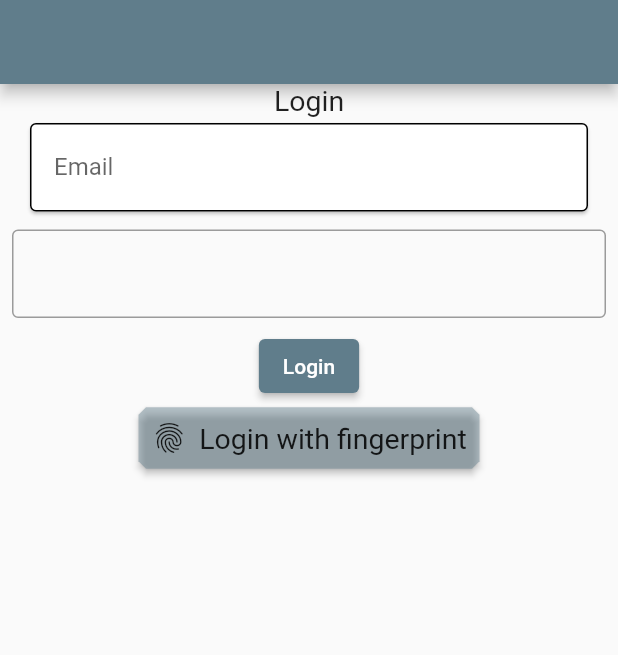
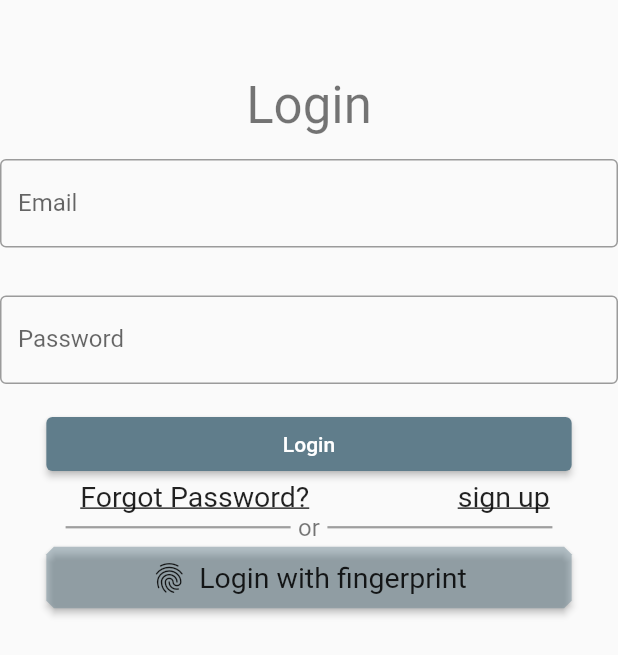
Before and after one commit to EngAddow/credentials-management, a Flutter app: the screen it shows after launch, on a phone screen of 412 x 824 dp. Shown: the top 655 px of the screen. Run offline on Flutter 3.47's test engine with Material 2 defaults, Android fonts, the phone set to English and light mode, and no system bars; our stand-ins replace bloc, equatable, flutter_bloc, flutter_secure_storage, local_auth; Roboto replaces fonts that are missing (Georgia, Hind).

Commit message:
signup complete, extracted the app textfields into sharedseperate textfield.

```diff
--- a/lib/main.dart
+++ b/lib/main.dart
@@ -45,6 +45,7 @@ class CredentialsManagementApp extends StatelessWidget {
   @override
   Widget build(BuildContext context) {
     return MaterialApp(
+      debugShowCheckedModeBanner:false ,
       title: 'Credentials management app.',
       theme: ThemeData(
         primarySwatch: Colors.blueGrey,
@@ -58,6 +59,7 @@ class CredentialsManagementApp extends StatelessWidget {
           headline1: TextStyle(fontSize: 72.0, fontWeight: FontWeight.bold),
           headline6: TextStyle(fontSize: 36.0, fontStyle: FontStyle.italic),
           bodyText2: TextStyle(fontSize: 19.0, fontFamily: 'Hind'),
+           caption: TextStyle(fontSize: 16.0)
         ),
 
         visualDensity: VisualDensity.adaptivePlatformDensity,
--- a/lib/src/blocs/login/login_bloc.dart
+++ b/lib/src/blocs/login/login_bloc.dart
@@ -36,6 +36,11 @@ class LoginBloc extends Bloc<LoginEvent, LoginState> {
     } catch (error) {
       yield LoginFailed(message: error.toString());
     }
+    }else if(event is LoginWithFingerprint){
+  authenticationBloc.add(LoggedIn('${event.authenticated}'));
+
     }
+
   }
+
 }
--- a/lib/src/blocs/login/login_event.dart
+++ b/lib/src/blocs/login/login_event.dart
@@ -10,3 +10,11 @@ class LoginWithEmailAndPassword extends LoginEvent {
   List<Object> get props => [email,password];
 
 }
+class LoginWithFingerprint extends LoginEvent {
+  final bool authenticated;
+
+  LoginWithFingerprint({this.authenticated});
+  @override
+  List<Object> get props => [authenticated];
+
+}
--- /dev/null
+++ b/lib/src/blocs/signup/signup_bloc.dart
@@ -0,0 +1,38 @@
+import 'dart:async';
+import 'dart:developer';
+import 'package:flutter/foundation.dart';
+import 'package:bloc/bloc.dart';
+import 'package:equatable/equatable.dart';
+import 'package:flutter_app/src/blocs/auth/auth_bloc.dart';
+import 'package:flutter_app/src/services/repositories/user_repository.dart';
+
+part 'signup_event.dart';
+part 'signup_state.dart';
+
+class SignupBloc extends Bloc<SignupEvent, SignupState> {
+  SignupBloc({
+    @required this.authenticationBloc,
+    @required this.userRepository,
+    }
+  ) :assert(authenticationBloc!=null),
+      assert(userRepository!=null),
+   super(SignupInitial());
+final AuthenticationBloc authenticationBloc;
+final UserRepository userRepository;
+  @override
+  Stream<SignupState> mapEventToState(
+    SignupEvent event,
+  ) async* {
+   if(event is Signup){
+     yield SignupInProgress();
+     try {
+       final token = await userRepository.signUp(name: event.name, email: event.email, password: event.password);
+      authenticationBloc.add(LoggedIn(token));
+    log(token);
+    yield SignupSuccess();
+     } catch (error) {
+       log(error.toString());
+     }
+   }
+  }
+}
--- /dev/null
+++ b/lib/src/blocs/signup/signup_event.dart
@@ -0,0 +1,17 @@
+part of 'signup_bloc.dart';
+
+abstract class SignupEvent extends Equatable {
+  const SignupEvent();
+
+  @override
+  List<Object> get props => [];
+}
+class Signup extends SignupEvent {
+  final String name;
+  final String email;
+  final String password;
+
+  const Signup( {@required this.name,@required this.email,@required this.password});
+    @override
+  List<Object> get props => [email,password];
+}
--- /dev/null
+++ b/lib/src/blocs/signup/signup_state.dart
@@ -0,0 +1,16 @@
+part of 'signup_bloc.dart';
+
+abstract class SignupState extends Equatable {
+  const SignupState();
+
+  @override
+  List<Object> get props => [];
+}
+
+class SignupInitial extends SignupState {}
+class SignupInProgress extends SignupState {
+
+}
+class SignupSuccess extends SignupState {
+
+}
--- a/lib/src/services/repositories/user_repository.dart
+++ b/lib/src/services/repositories/user_repository.dart
@@ -16,6 +16,7 @@ class UserRepository {
     @required String email,
     @required String password,
   }) async {
+    TODO://Register the user then signin and return token
     return Future.delayed(const Duration(seconds: 1), () => email + password);
   }
 
--- a/lib/src/ui/screens/login_screen.dart
+++ b/lib/src/ui/screens/login_screen.dart
@@ -1,8 +1,13 @@
 import 'dart:developer';
 
 import 'package:flutter/material.dart';
+import 'package:flutter_app/src/blocs/auth/auth_bloc.dart';
 import 'package:flutter_app/src/blocs/login/login_bloc.dart';
+import 'package:flutter_app/src/blocs/signup/signup_bloc.dart';
 import 'package:flutter_app/src/common/utils.dart';
+import 'package:flutter_app/src/services/repositories/user_repository.dart';
+import 'package:flutter_app/src/ui/screens/signup_screen.dart';
+import 'package:flutter_app/src/ui/widgets/app_textfield.dart';
 import 'package:flutter_app/src/ui/widgets/raised_button_icon.dart';
 import 'package:flutter_bloc/flutter_bloc.dart';
 import 'package:local_auth/local_auth.dart';
@@ -13,140 +18,110 @@ class LoginScreen extends StatefulWidget {
 }
 
 class _LoginScreenState extends State<LoginScreen> {
-  final GlobalKey<__CredentialsTextFieldState> _emailKey = GlobalKey();
+
+  final GlobalKey<FormState> _formKey = GlobalKey();
+
+
+  final TextEditingController _emailController = TextEditingController();
+  final TextEditingController _passwordController = TextEditingController();
+
   @override
   Widget build(BuildContext context) {
     return Scaffold(
-      appBar: AppBar(),
-      body: Column(
+      body: SingleChildScrollView(
+        child: Column(
+          mainAxisAlignment: MainAxisAlignment.spaceAround,
           children: [
+            const SizedBox(height: 50),
+            Text('Login',style: Theme.of(context).textTheme.headline4),
             Form(
               key: _formKey,
               autovalidateMode: AutovalidateMode.onUserInteraction,
               child: Column(
                 children: <Widget>[
-                const Text('Login'),
-                // _buildEmailField(),
-                _CredentialsTextField(
-                  key: _emailKey,
+                  AppTextField(
                     controller: _emailController,
                     hint: 'Email',
                     validator: Utils.isEmail,
                     keyboard: TextInputType.emailAddress,
                   ),
-                _buildPasswordField(),
+                   AppTextField(
+                    controller: _passwordController,
+                    hint: 'Password',
+                    validator: Utils.isNotEmpty,
+                     keyboard: TextInputType.visiblePassword,
+                    isPassword: true,
+                  ),
                   BlocConsumer<LoginBloc, LoginState>(
                     cubit: context.read<LoginBloc>(),
                     builder: (context, state) {
-                    return ElevatedButton(
+                      return FractionallySizedBox(
+                        widthFactor: 0.85,
+                        child: ElevatedButton(
                           onPressed: _validateAndLogin,
                           child: state is LoginIsInProgress
                               ? const CircularProgressIndicator()
                               : const Text('Login'),
+                        ),
                       );
                     },
                     listener: (context, state) {
                       if (state is LoginSucces) {
-                      // Navigator.maybePop(context2);
+                        //login success
                       }
                     },
+                  ),
+                  Row(
+                    mainAxisAlignment: MainAxisAlignment.spaceAround,
+                    children: [
+                              InkWell(
+                        onTap: _forgotPassword,
+                        child:const Padding(
+                          padding:  EdgeInsets.only(left:8.0),
+                          child:  Text('Forgot Password?',
+                          style: TextStyle(decoration: TextDecoration.underline,),
+                          ),
+                        ),
+                        ),
+                      InkWell(
+                        onTap: _signup,
+                        child:const Padding(
+                          padding:  EdgeInsets.only(left:8.0),
+                          child:  Text('sign up',
+                          style: TextStyle(decoration: TextDecoration.underline,),
+                          ),
+                        ),
+                        ),
+                    ],
+                  )
+                ],
+              ),
+            ),
+            Row(mainAxisAlignment: MainAxisAlignment.center,
+              children: [
+                Container(width: 150,color: Colors.grey,height: 1.5,margin: const EdgeInsets.only(right: 5),),
+                  Text('or',style:Theme.of(context).textTheme.caption),
+                Container(width: 150,color: Colors.grey,height: 1.5,margin: const EdgeInsets.only(left: 5),),
+
+              ],
+            ),
+            FractionallySizedBox(
+              widthFactor: 0.85,
+              child: RaisedButtonIcon(
+                onPressed: _fingerprint,
+                icon: Icons.fingerprint,
+                label: 'Login with fingerprint',
+              ),
             ),
           ],
         ),
       ),
-          RaisedButtonIcon(
-            onPressed: _fingerprint,
-            icon: Icons.fingerprint,
-            label: 'Login with fingerprint',
-          ),
-          // RaisedButtonIcon(
-          //   onPressed: _showModal,
-          //   icon: Icons.person,
-          //   label: 'Login with email and password',
-          // ),
-        ],
-      ),
     );
   }
 
-  final GlobalKey<FormState> _formKey = GlobalKey();
 
-  void _showModal() {
-    showModalBottomSheet<void>(
-      isScrollControlled: true,
-      shape: BeveledRectangleBorder(borderRadius: BorderRadius.circular(8.0)),
-      backgroundColor: Theme.of(context)
-          .copyWith(backgroundColor: Colors.grey[400])
-          .backgroundColor,
-      context: context,
-      enableDrag: true,
-      builder: (BuildContext context2) {
-        return Padding(
-          padding: MediaQuery.of(context).viewInsets,
-          child: Form(
-            key: _formKey,
-            autovalidateMode: AutovalidateMode.onUserInteraction,
-            child: Container(
-              margin: const EdgeInsets.symmetric(vertical: 25.0),
-              child: Column(
-                mainAxisSize: MainAxisSize.min,
-                children: <Widget>[
-                  const Text('Login'),
-                  _buildEmailField(),
-                  _buildPasswordField(),
-                  BlocConsumer<LoginBloc, LoginState>(
-                    cubit: context.read<LoginBloc>(),
-                    builder: (context, state) {
-                      return ElevatedButton(
-                        onPressed: _validateAndLogin,
-                        child: state is LoginIsInProgress
-                            ? const CircularProgressIndicator()
-                            : const Text('Login'),
-                      );
-                    },
-                    listener: (context, state) {
-                      if (state is LoginSucces) {
-                        Navigator.maybePop(context2);
-                      }
-                    },
-                  ),
-                ],
-              ),
-            ),
-          ),
-        );
-      },
-    );
-  }
 
-  final TextEditingController _emailController = TextEditingController();
-  final TextEditingController _passwordController = TextEditingController();
 
-  Widget _buildEmailField() {
-    return Padding(
-      padding: const EdgeInsets.all(8.0),
-      child: TextFormField(
-        controller: _emailController,
-        validator: Utils.isEmail,
-        keyboardType: TextInputType.emailAddress,
-        textInputAction: TextInputAction.next,
-        decoration: const InputDecoration(border: OutlineInputBorder()),
-      ),
-    );
-  }
-
-  Widget _buildPasswordField() {
-    return Padding(
-      padding: const EdgeInsets.all(8.0),
-      child: TextFormField(
-        controller: _passwordController,
-        validator: Utils.isNotEmpty,
-        keyboardType: TextInputType.visiblePassword,
-        textInputAction: TextInputAction.done,
-        decoration: const InputDecoration(border: OutlineInputBorder()),
-      ),
-    );
-  }
 
   void _validateAndLogin() {
     if (_formKey.currentState.validate()) {
@@ -157,103 +132,35 @@ class _LoginScreenState extends State<LoginScreen> {
             ),
           );
     }
-    _emailKey.currentState.validate();
-    //if form key not work use individual keys
   }
 
   Future<void> _fingerprint() async {
     final localAuth = LocalAuthentication();
     final bool didAuthenticate = await localAuth.authenticateWithBiometrics(
-        localizedReason: 'Please authenticate to show account balance');
+        localizedReason: 'Please authenticate to show account balance',
+        );
     log(didAuthenticate.toString());
+    if(didAuthenticate){
+    context.read<LoginBloc>().add(LoginWithFingerprint(authenticated: true));
     }
   }
 
-class _CredentialsTextField extends StatefulWidget {
-  final TextEditingController controller;
-  final String hint;
-  final FormFieldValidator<String> validator;
-  final TextInputType keyboard;
-  final FocusNode focusNode;
-  final VoidCallback onFinished;
-  final bool isPassword;
-  final double horizontalPadding;
-  final Function(String) onValueChanged;
-  final String error;
+  void _signup() {
 
-  const _CredentialsTextField({
-    Key key,
-    @required this.controller,
-    this.hint,
-    this.validator,
-    this.keyboard = TextInputType.text,
-    this.focusNode,
-    this.onFinished,
-    this.isPassword = false,
-    this.horizontalPadding = 16.0,
-    this.onValueChanged,
-    this.error,
-  }) : super(key: key);
+    Navigator.of(context).push(
+      MaterialPageRoute(
+        builder: (_)=>BlocProvider<SignupBloc>
+        (
+          create: (_)=>SignupBloc(
+            authenticationBloc: context.read<AuthenticationBloc>(),
+            userRepository: context.read<UserRepository>(),
+          ),
+          child:  SignupScreen(),
+        )
 
-  @override
-  __CredentialsTextFieldState createState() => __CredentialsTextFieldState();
+        ),);
   }
 
-class __CredentialsTextFieldState extends State<_CredentialsTextField> {
-  String error;
-  bool isChecked = false;
-  @override
-  Widget build(BuildContext context) {
-    final style = Theme.of(context);
-
-    return Padding(
-      padding: EdgeInsets.symmetric(horizontal: widget.horizontalPadding),
-      child: Column(
-        children: [
-          Card(
-            shape: RoundedRectangleBorder(
-              borderRadius: BorderRadius.circular(4.0),
-              side: const BorderSide(),
-            ),
-            child: Padding(
-              padding: const EdgeInsets.only(left: 16.0),
-              child: TextFormField(
-                onChanged: widget.onValueChanged,
-                controller: widget.controller,
-                validator: widget.validator,
-                keyboardType: widget.keyboard,
-                focusNode: widget.focusNode,
-                obscureText: widget.isPassword,
-                decoration: InputDecoration(
-                  border: InputBorder.none,
-                  labelText: widget.hint,
-                  hintText: widget.hint,
-                  suffixIcon: error != null
-                      ? Icon(
-                          Icons.close,
-                          color: style.errorColor,
-                        )
-                      : isChecked
-                          ? const Icon(Icons.done)
-                          : null,
-                ),
-              ),
-            ),
-          ),
-          if (error != null)
-            Text(
-              error,
-              style: TextStyle(color: style.errorColor),
-            )
-        ],
-      ),
-    );
-  }
-
-  String validate() {
-    setState(() {
-      error = widget.validator(widget.controller.text);
-      if (error != null) isChecked = true;
-    });
+  void _forgotPassword() {
   }
 }
--- /dev/null
+++ b/lib/src/ui/widgets/app_textfield.dart
@@ -0,0 +1,49 @@
+import 'package:flutter/material.dart';
+
+class AppTextField extends StatefulWidget {
+   final TextEditingController controller;
+  final String hint;
+  final FormFieldValidator<String> validator;
+  final TextInputType keyboard;
+  final bool isPassword;
+
+  const AppTextField(
+    {
+    Key key,
+ @required this.controller,
+@required  this.hint,
+@required   this.validator,
+   this.keyboard=TextInputType.text,
+   this.isPassword=false,
+    }) : super(key: key);
+  @override
+  AppTextFieldState createState() => AppTextFieldState();
+}
+
+class AppTextFieldState extends State<AppTextField> {
+  @override
+  Widget build(BuildContext context) {
+   final TextEditingController controller=widget.controller;
+    return Column(
+      children: [
+        Padding(
+          padding: const EdgeInsets.only(bottom: 16.0,top: 16.0),
+          child: TextFormField(
+            controller: controller,
+            validator: widget.validator,
+            keyboardType: widget.keyboard,
+            obscureText: widget.isPassword,
+            decoration: InputDecoration(
+              border: OutlineInputBorder(
+            borderRadius: BorderRadius.circular(4.0),
+          ),
+              labelText: widget.hint,
+              hintText: widget.hint,
+            ),
+          ),
+        ),
+      ],
+    );
+
+  }
+}
```
Also changed, not shown: lib/src/ui/screens/credentials_screen.dart (added, +16 -0 lines), lib/src/ui/screens/home_screen.dart (+6 -8 lines), lib/src/ui/screens/signup_screen.dart (added, +115 -0 lines), 4 other files. Lines whose indentation alone changed are shown as unchanged.
